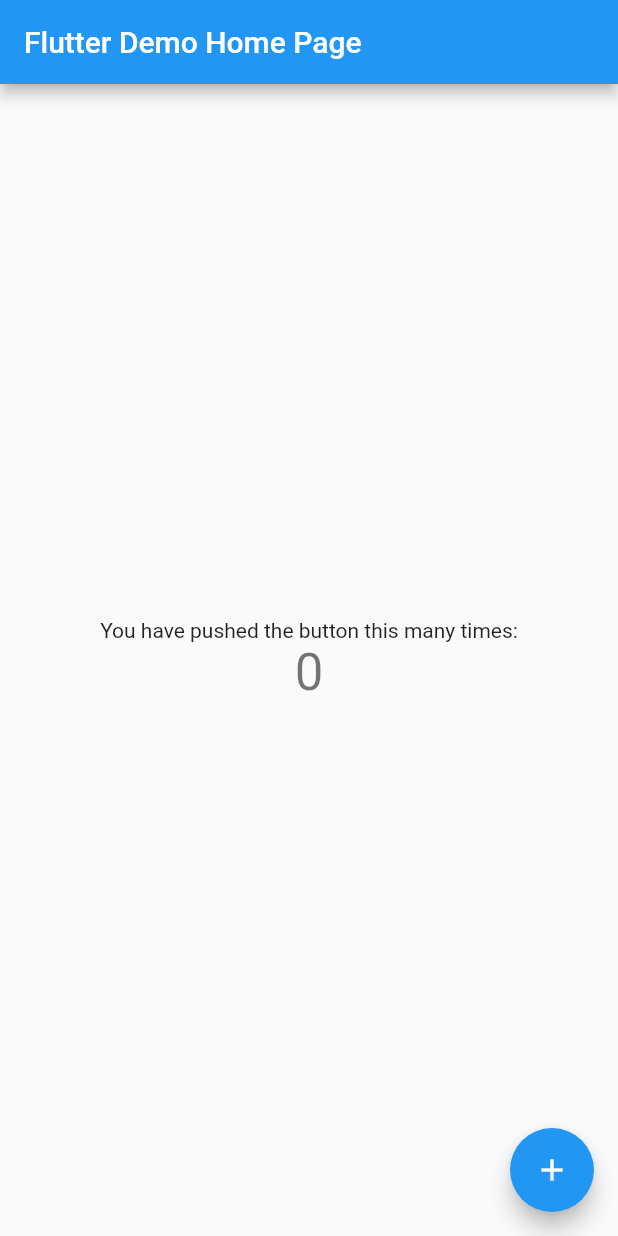
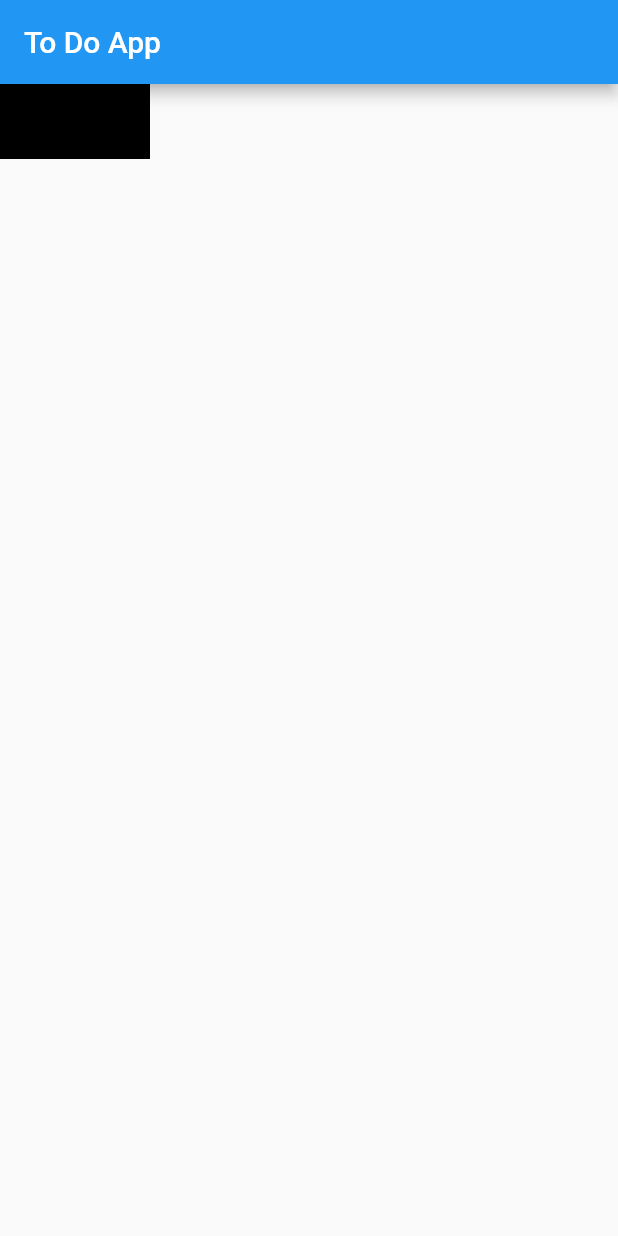
Before and after one commit to manjilkoirala/ToDo-App, a Flutter app: the screen it shows after launch, on a phone screen of 412 x 824 dp. Run offline on Flutter 3.47's test engine with Material 2 defaults, Android fonts, the phone set to English and light mode, and no system bars.

Commit message:
Boiler Code for ToDO App

```diff
--- a/lib/main.dart
+++ b/lib/main.dart
@@ -7,109 +7,30 @@ void main() {
 class MyApp extends StatelessWidget {
   const MyApp({super.key});
 
-  // This widget is the root of your application.
   @override
   Widget build(BuildContext context) {
-    return MaterialApp(
-      title: 'Flutter Demo',
-      theme: ThemeData(
-        // This is the theme of your application.
-        //
-        // Try running your application with "flutter run". You'll see the
-        // application has a blue toolbar. Then, without quitting the app, try
-        // changing the primarySwatch below to Colors.green and then invoke
-        // "hot reload" (press "r" in the console where you ran "flutter run",
-        // or simply save your changes to "hot reload" in a Flutter IDE).
-        // Notice that the counter didn't reset back to zero; the application
-        // is not restarted.
-        primarySwatch: Colors.blue,
-      ),
-      home: const MyHomePage(title: 'Flutter Demo Home Page'),
+    return const MaterialApp(
+      debugShowCheckedModeBanner: false,
+      home: HomePage(),
     );
   }
 }
 
-class MyHomePage extends StatefulWidget {
-  const MyHomePage({super.key, required this.title});
-
-  // This widget is the home page of your application. It is stateful, meaning
-  // that it has a State object (defined below) that contains fields that affect
-  // how it looks.
-
-  // This class is the configuration for the state. It holds the values (in this
-  // case the title) provided by the parent (in this case the App widget) and
-  // used by the build method of the State. Fields in a Widget subclass are
-  // always marked "final".
-
-  final String title;
-
-  @override
-  State<MyHomePage> createState() => _MyHomePageState();
-}
-
-class _MyHomePageState extends State<MyHomePage> {
-  int _counter = 0;
-
-  void _incrementCounter() {
-    setState(() {
-      // This call to setState tells the Flutter framework that something has
-      // changed in this State, which causes it to rerun the build method below
-      // so that the display can reflect the updated values. If we changed
-      // _counter without calling setState(), then the build method would not be
-      // called again, and so nothing would appear to happen.
-      _counter++;
-    });
-  }
+class HomePage extends StatelessWidget {
+  const HomePage({super.key});
 
   @override
   Widget build(BuildContext context) {
-    // This method is rerun every time setState is called, for instance as done
-    // by the _incrementCounter method above.
-    //
-    // The Flutter framework has been optimized to make rerunning build methods
-    // fast, so that you can just rebuild anything that needs updating rather
-    // than having to individually change instances of widgets.
     return Scaffold(
       appBar: AppBar(
-        // Here we take the value from the MyHomePage object that was created by
-        // the App.build method, and use it to set our appbar title.
-        title: Text(widget.title),
+        title: const Text('To Do App'),
       ),
-      body: Center(
-        // Center is a layout widget. It takes a single child and positions it
-        // in the middle of the parent.
-        child: Column(
-          // Column is also a layout widget. It takes a list of children and
-          // arranges them vertically. By default, it sizes itself to fit its
-          // children horizontally, and tries to be as tall as its parent.
-          //
-          // Invoke "debug painting" (press "p" in the console, choose the
-          // "Toggle Debug Paint" action from the Flutter Inspector in Android
-          // Studio, or the "Toggle Debug Paint" command in Visual Studio Code)
-          // to see the wireframe for each widget.
-          //
-          // Column has various properties to control how it sizes itself and
-          // how it positions its children. Here we use mainAxisAlignment to
-          // center the children vertically; the main axis here is the vertical
-          // axis because Columns are vertical (the cross axis would be
-          // horizontal).
-          mainAxisAlignment: MainAxisAlignment.center,
-          children: <Widget>[
-            const Text(
-              'You have pushed the button this many times:',
-            ),
-            Text(
-              '$_counter',
-              style: Theme.of(context).textTheme.headline4,
-            ),
-          ],
-        ),
+      body: Container(
+        color: Colors.black,
+        height: 50,
+        width: 100,
+        child: const Text('This is a simple todo app.'),
       ),
-      floatingActionButton: FloatingActionButton(
-        onPressed: _incrementCounter,
-        tooltip: 'Increment',
-        child: const Icon(Icons.add),
-      ), // This trailing comma makes auto-formatting nicer for build methods.
     );
   }
 }
```
